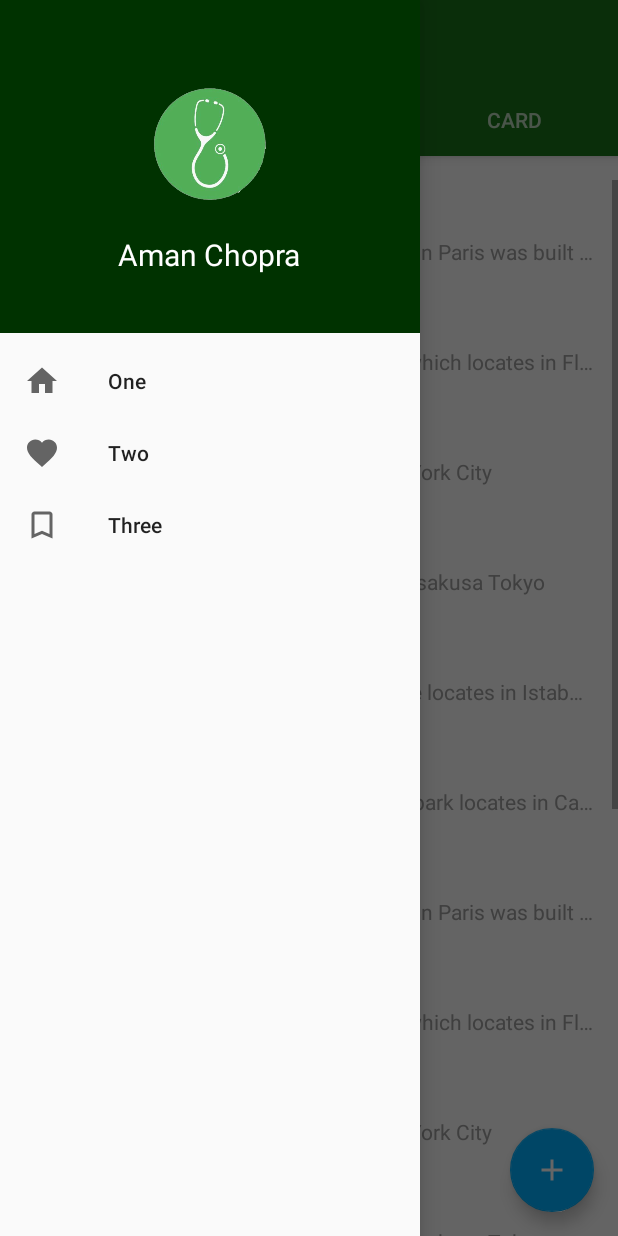
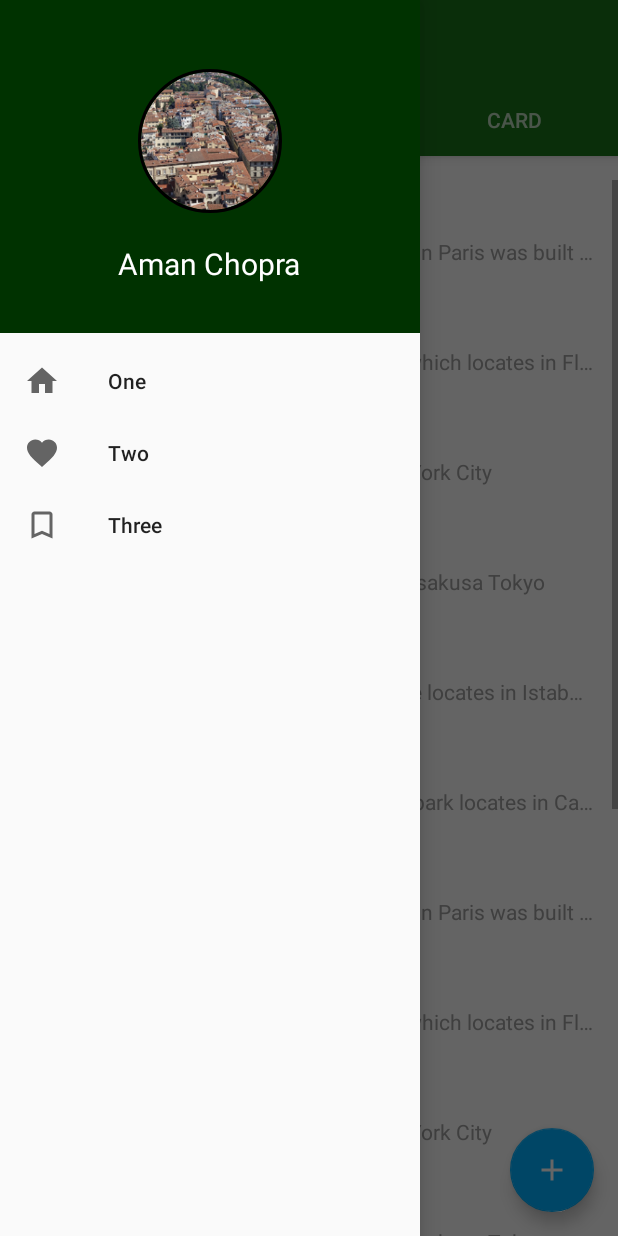
Before and after one commit to Aman-Chopra/Cardiapp, an Android app: the MainActivity screen opened directly, with no data from a screen before it, with the side drawer open, on a phone screen of 412 x 824 dp. Run offline under Robolectric (Android 15) with nearby library versions, the light colour scheme and no system bars; our stand-ins replace CircleImageView, Firebase (no records; nobody signed in at launch, a user with empty details on screens opened directly); Roboto replaces fonts that are not available here.

Commit message:
Card view done

```diff
--- a/app/src/main/AndroidManifest.xml
+++ b/app/src/main/AndroidManifest.xml
@@ -2,9 +2,11 @@
 <manifest xmlns:android = "http://schemas.android.com/apk/res/android"
           package = "com.example.win_8.cardigram">
 
-	<uses-permission android:name = "android.permission.WRITE_EXTERNAL_STORAGE" />
+
 	<uses-permission android:name = "android.permission.INTERNET" />
 	<uses-permission android:name = "android.permission.ACCESS_NETWORK_STATE" />
+	<uses-permission android:name= "android.permission.WRITE_EXTERNAL_STORAGE" />
+	<uses-permission android:name= "android.permission.READ_EXTERNAL_STORAGE" />
 
 	<application
 		android:allowBackup = "true"
--- a/app/src/main/java/com/example/win_8/cardigram/ImageListAdapter.java
+++ b/app/src/main/java/com/example/win_8/cardigram/ImageListAdapter.java
@@ -4,6 +4,7 @@ import android.app.Activity;
 import android.content.Context;
 import android.content.Intent;
 import android.graphics.Bitmap;
+import android.os.Environment;
 import android.support.annotation.NonNull;
 import android.view.LayoutInflater;
 import android.view.View;
@@ -11,6 +12,7 @@ import android.view.ViewGroup;
 import android.widget.ArrayAdapter;
 import android.widget.ImageView;
 import android.widget.TextView;
+import android.widget.Toast;
 
 import com.bumptech.glide.Glide;
 
@@ -48,6 +50,8 @@ public class ImageListAdapter extends ArrayAdapter<ImageUpload> {
 		Glide.with(context).load(listImage.get(position).getUrl()).into(img);
 		img.buildDrawingCache();
 		final Bitmap bitmap = img.getDrawingCache();
+		String name = Environment.getExternalStorageDirectory().getAbsolutePath();
+		Toast.makeText(context,name,Toast.LENGTH_LONG).show();
 
 
 		tvName.setText("Aman");
--- a/app/src/main/java/com/example/win_8/cardigram/MainActivity.java
+++ b/app/src/main/java/com/example/win_8/cardigram/MainActivity.java
@@ -46,10 +46,10 @@ public class MainActivity extends AppCompatActivity {
         NavigationView navigationView = (NavigationView) findViewById(R.id.nav_view);
         mDrawerLayout = (DrawerLayout) findViewById(R.id.drawer);
         View headerView = navigationView.getHeaderView(0);
-        ImageView drawerImage = (ImageView) headerView.findViewById(R.id.Image);
+        ImageView drawerImage = (ImageView) headerView.findViewById(R.id.profile_image);
         TextView drawerUsername = (TextView) headerView.findViewById(R.id.textView1);
 
-        drawerImage.setImageResource(R.drawable.start);
+        drawerImage.setImageResource(R.drawable.b);
         drawerUsername.setText("Aman Chopra");
 
 
--- a/app/src/main/res/layout/navheader.xml
+++ b/app/src/main/res/layout/navheader.xml
@@ -5,14 +5,27 @@
     android:background="?attr/colorPrimaryDark"
     android:orientation="vertical"
     android:padding="@dimen/md_keylines">
-    <ImageView
+    <!--<ImageView
         android:id="@+id/Image"
         android:src="@drawable/start"
         android:layout_width="wrap_content"
         android:layout_height="100dp"
         android:layout_marginBottom="10dp"
         android:layout_marginTop="30dp"
-        android:layout_gravity="center_horizontal" />
+        android:layout_gravity="center_horizontal" />-->
+
+    <de.hdodenhof.circleimageview.CircleImageView
+        xmlns:app="http://schemas.android.com/apk/res-auto"
+        android:id="@+id/profile_image"
+        android:layout_marginTop="30dp"
+        android:layout_width="wrap_content"
+        android:layout_height="96dp"
+        android:layout_marginBottom="20dp"
+        android:src="@drawable/a"
+        app:civ_border_width="2dp"
+        app:civ_border_color="#FF000000"/>
+
+
     <TextView
         android:id="@+id/textView1"
         android:layout_width="wrap_content"
```
Also changed, not shown: app/src/main/java/com/example/win_8/cardigram/DetailActivity.java (+9 -4 lines).
